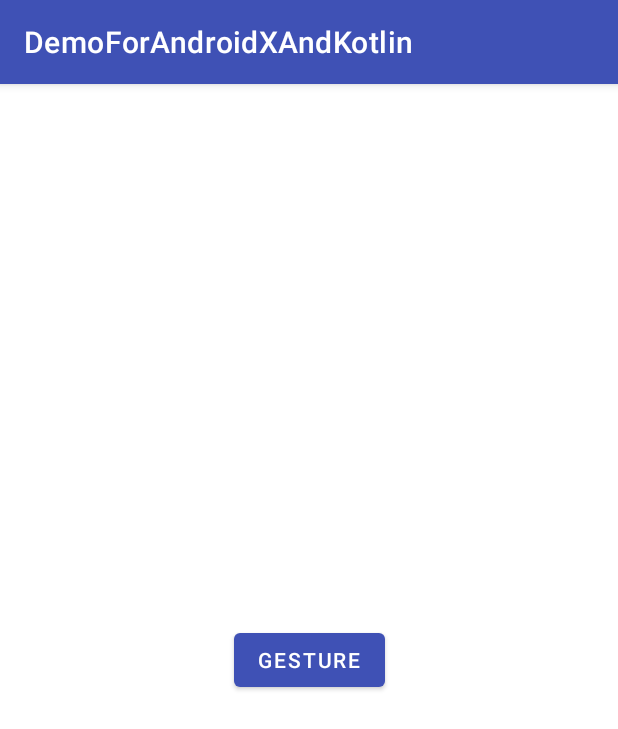
After one commit to sunheihei/DemoForAndroidxAndKotlin, an Android app: the SimpleGestureActivity screen opened directly, with no data from a screen before it, on a phone screen of 412 x 824 dp. The commit adds this screen. Shown: the top 729 px of the screen. Run offline under Robolectric (Android 15) with nearby library versions, the phone set to English and light mode, and no system bars; Roboto replaces fonts that are not available here.

Commit message:
添加simpleGesture

```diff
--- /dev/null
+++ b/app/src/main/java/com/sunexample/demoforandroidxandkotlin/GestureDemo/SimpleGestureActivity.kt
@@ -0,0 +1,35 @@
+package com.sunexample.demoforandroidxandkotlin.GestureDemo
+
+import android.annotation.SuppressLint
+import androidx.appcompat.app.AppCompatActivity
+import android.os.Bundle
+import android.view.GestureDetector
+import android.view.MotionEvent
+import android.view.View
+import com.sunexample.demoforandroidxandkotlin.R
+import com.sunexample.demoforandroidxandkotlin.databinding.ActivityMainBinding
+import com.sunexample.demoforandroidxandkotlin.databinding.ActivitySimpleGestureBinding
+
+class SimpleGestureActivity : AppCompatActivity() {
+
+    private lateinit var mGestureDetector: GestureDetector
+
+    lateinit var binding: ActivitySimpleGestureBinding
+
+    @SuppressLint("ClickableViewAccessibility")
+    override fun onCreate(savedInstanceState: Bundle?) {
+        super.onCreate(savedInstanceState)
+        binding = ActivitySimpleGestureBinding.inflate(getLayoutInflater())
+        setContentView(binding.root)
+
+
+        mGestureDetector = GestureDetector(this, MyGestureListener())
+
+        binding.btnGesture.setOnTouchListener(object : View.OnTouchListener {
+            override fun onTouch(p0: View?, p1: MotionEvent?): Boolean {
+               return mGestureDetector.onTouchEvent(p1);
+            }
+        })
+
+    }
+}
--- a/app/src/main/java/com/sunexample/demoforandroidxandkotlin/MainActivity.kt
+++ b/app/src/main/java/com/sunexample/demoforandroidxandkotlin/MainActivity.kt
@@ -6,6 +6,7 @@ import androidx.appcompat.app.AppCompatActivity
 import com.sunexample.demoforandroidxandkotlin.CustomView.CustomViewActivity
 import com.sunexample.demoforandroidxandkotlin.Dialog.DialogDemoActivity
 import com.sunexample.demoforandroidxandkotlin.Fragment.FragmentActivity
+import com.sunexample.demoforandroidxandkotlin.GestureDemo.SimpleGestureActivity
 import com.sunexample.demoforandroidxandkotlin.ReadAndWrite.ReadAndWriteActivity
 import com.sunexample.demoforandroidxandkotlin.Rxjava.RxjavaActivity
 import com.sunexample.demoforandroidxandkotlin.StyleAndTheme.StyleAndThemeActivity
@@ -49,5 +50,8 @@ class MainActivity : AppCompatActivity() {
         binding.litepal.setOnClickListener {
             startActivity(Intent(this, LitepalDemoActivity::class.java))
         }
+        binding.gesture.setOnClickListener {
+            startActivity(Intent(this, SimpleGestureActivity::class.java))
+        }
     }
 }
--- a/app/src/main/res/layout/activity_main.xml
+++ b/app/src/main/res/layout/activity_main.xml
@@ -54,5 +54,9 @@
         android:layout_width="match_parent"
         android:layout_height="wrap_content"
         android:text="litepal" />
-
+    <Button
+        android:id="@+id/gesture"
+        android:layout_width="match_parent"
+        android:layout_height="wrap_content"
+        android:text="gesture" />
 </LinearLayout>
--- /dev/null
+++ b/app/src/main/res/layout/activity_simple_gesture.xml
@@ -0,0 +1,20 @@
+<?xml version="1.0" encoding="utf-8"?>
+<androidx.constraintlayout.widget.ConstraintLayout xmlns:android="http://schemas.android.com/apk/res/android"
+    xmlns:app="http://schemas.android.com/apk/res-auto"
+    xmlns:tools="http://schemas.android.com/tools"
+    android:layout_width="match_parent"
+    android:layout_height="match_parent"
+    tools:context=".GestureDemo.SimpleGestureActivity">
+
+
+    <Button
+        android:id="@+id/btn_gesture"
+        android:layout_width="wrap_content"
+        android:layout_height="wrap_content"
+        android:text="gesture"
+        app:layout_constraintBottom_toBottomOf="parent"
+        app:layout_constraintEnd_toEndOf="parent"
+        app:layout_constraintStart_toStartOf="parent"
+        app:layout_constraintTop_toTopOf="parent" />
+
+</androidx.constraintlayout.widget.ConstraintLayout>
--- a/build.gradle
+++ b/build.gradle
@@ -4,10 +4,11 @@ buildscript {
     repositories {
         google()
         jcenter()
+        mavenCentral()
     }
     dependencies {
         classpath 'com.android.tools.build:gradle:4.2.2'
-        classpath "org.jetbrains.kotlin:kotlin-gradle-plugin:$kotlin_version"
+        classpath "org.jetbrains.kotlin:kotlin-gradle-plugin:1.5.20"
         classpath 'com.google.dagger:hilt-android-gradle-plugin:2.37'
         // NOTE: Do not place your application dependencies here; they belong
         // in the individual module build.gradle files
@@ -18,6 +19,7 @@ allprojects {
     repositories {
         google()
         jcenter()
+        mavenCentral()
     }
 }
 
```
Also changed, not shown: app/build.gradle (+8 -0 lines), app/src/main/AndroidManifest.xml (+12 -8 lines), app/src/main/java/com/sunexample/demoforandroidxandkotlin/GestureDemo/MyGestureListener.kt (added, +47 -0 lines), app/src/main/java/com/sunexample/demoforandroidxandkotlin/jetapck/JetPackActivity.kt (+0 -7 lines).
